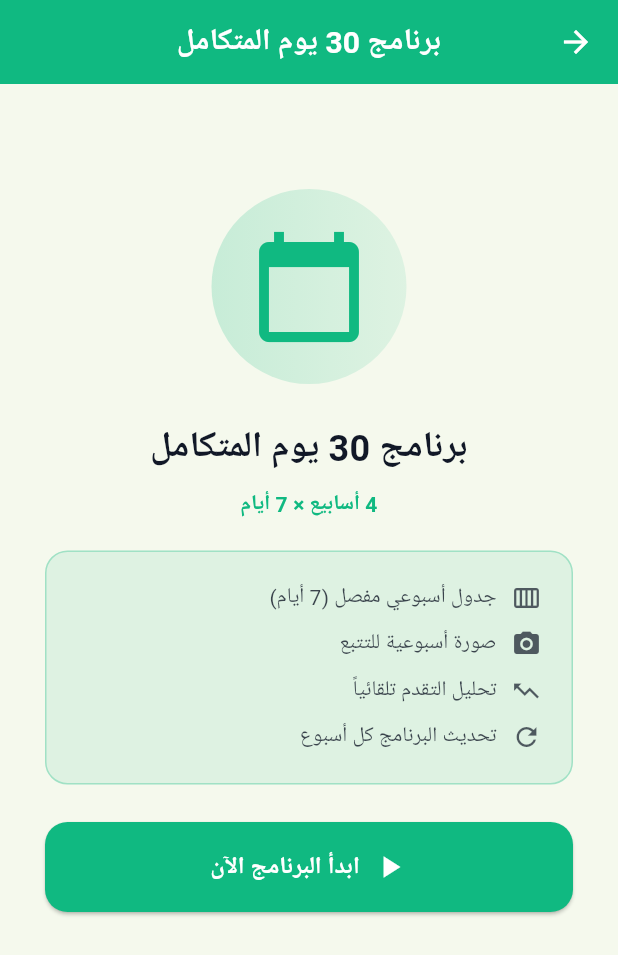
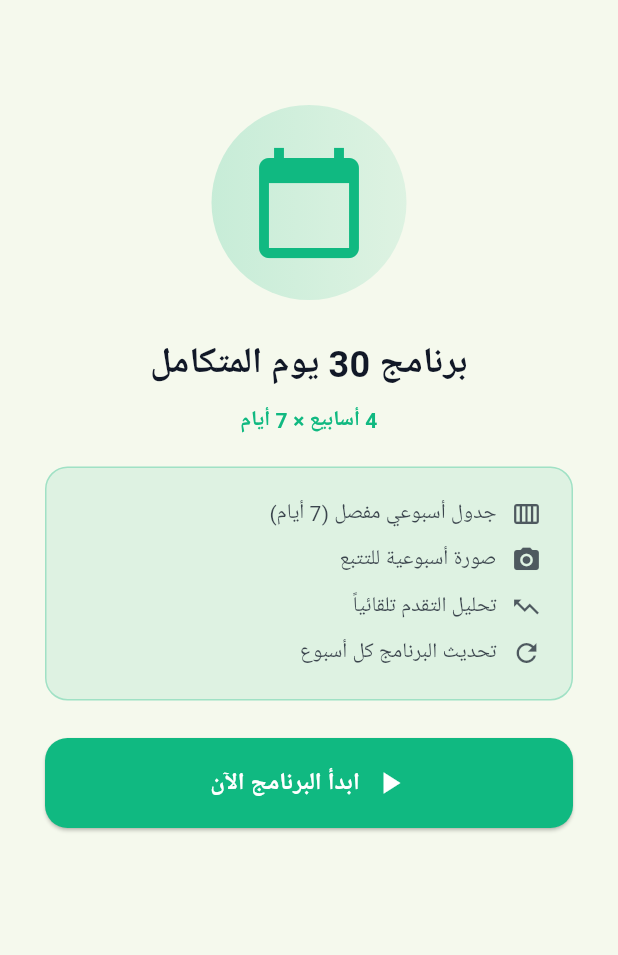
Before and after one commit to kkkrraamm/aldlma, a Flutter app: the AIFitnessIntegratedProgramPage screen opened directly, on a phone screen of 412 x 824 dp. Shown: the top 955 px of the screen. Run offline on Flutter 3.47's test engine with Material 3 defaults, Android fonts, the phone set to English and light mode, and no system bars; our stand-ins replace cached_network_image, device_info_plus, firebase_core, firebase_messaging, fl_chart, flutter_local_notifications and 6 more; accounts and stored records are empty; network calls fail; Roboto replaces fonts that are missing (Cairo).

Commit message:
Remove AppBar header from 30-day program page
User Request: "ابي تزيل الهيدر مكتوب برنامج ٣٠ يوم المتكامل"
Translation: Remove the header that says "برنامج 30 يوم المتكامل"

Changes:
- Removed entire AppBar from Scaffold
- Removed title "برنامج 30 يوم المتكامل"
- Removed back button (navigation handled by bottom nav)
- Body now takes full screen height

Before:
┌─────────────────────────────────────┐
│ ← برنامج 30 يوم المتكامل           │ ← AppBar (removed)
├─────────────────────────────────────┤
│ 📅 برنامج 1 | 📅 برنامج 2          │
│ الأسبوع 2 من 4                     │
│ ...                                 │
└─────────────────────────────────────┘

After:
┌─────────────────────────────────────┐
│ 📅 برنامج 1 | 📅 برنامج 2          │ ← Starts from top
│ الأسبوع 2 من 4                     │
│ اليوم 3 من 7                       │
│ ...                                 │
└─────────────────────────────────────┘

Benefits:
- ✅ More screen space for content
- ✅ Cleaner UI
- ✅ Program tabs are now the main navigation
- ✅ Bottom nav handles page switching

Perfect for maximizing content area! 📱✨

```diff
--- a/lib/ai_fitness_integrated_program.dart
+++ b/lib/ai_fitness_integrated_program.dart
@@ -540,23 +540,6 @@ class _AIFitnessIntegratedProgramPageState extends State<AIFitnessIntegratedProg
 
     return Scaffold(
       backgroundColor: theme.backgroundColor,
-      appBar: AppBar(
-        backgroundColor: primaryColor,
-        elevation: 0,
-        title: Text(
-          'برنامج 30 يوم المتكامل',
-          style: GoogleFonts.cairo(
-            fontSize: 20,
-            fontWeight: FontWeight.bold,
-            color: Colors.white,
-          ),
-        ),
-        centerTitle: true,
-        leading: IconButton(
-          icon: const Icon(Icons.arrow_back, color: Colors.white),
-          onPressed: () => Navigator.pop(context),
-        ),
-      ),
       body: _allPrograms.isEmpty
           ? _buildStartScreen(theme, primaryColor, isDark)
           : _buildProgramScreen(theme, primaryColor, isDark),
```
